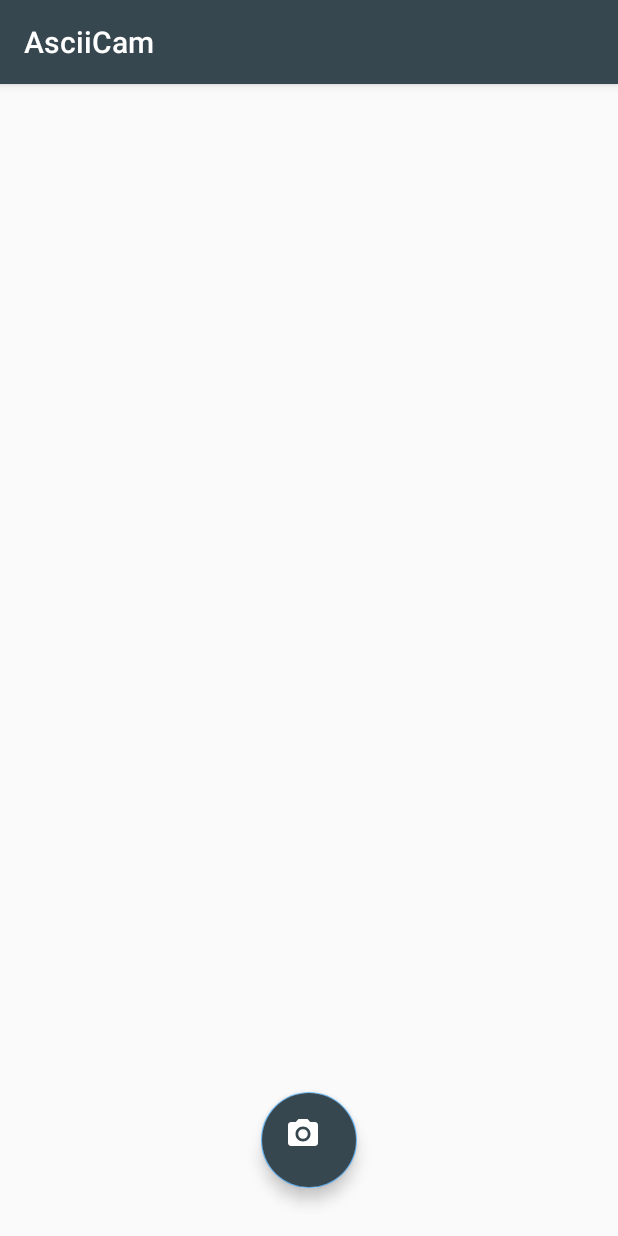
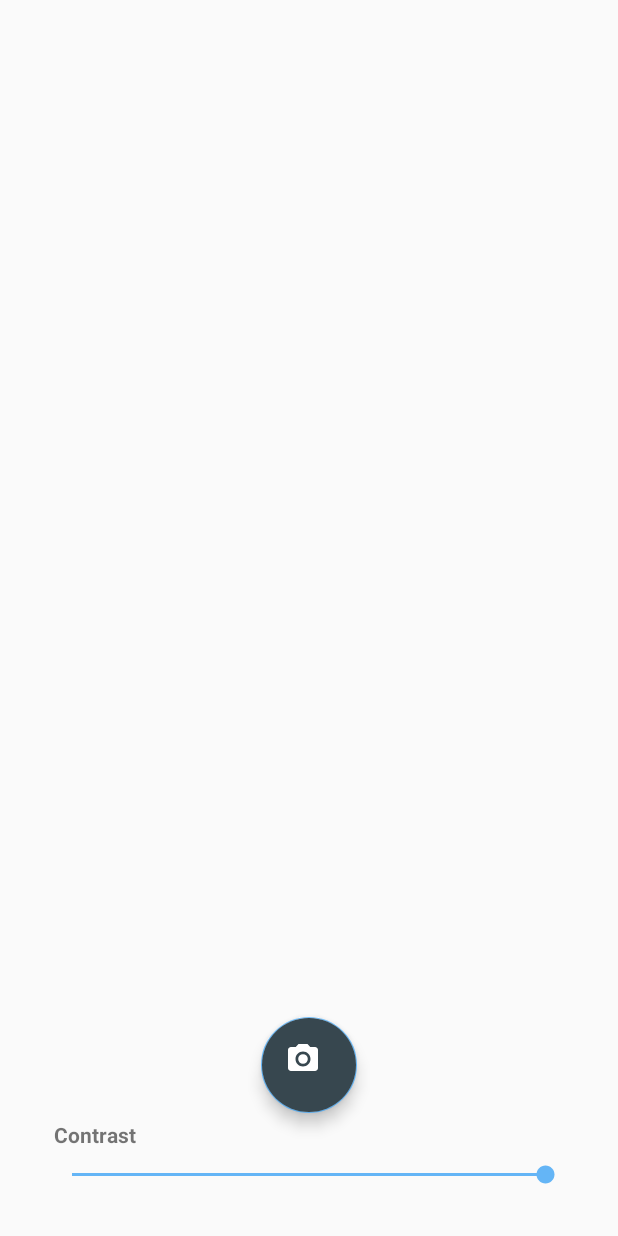
Before and after one commit to JasonKSLoh/AsciiCam, an Android app: the screen it shows after launch (MainActivity), after a tap on "START", on a phone screen of 412 x 824 dp. Run offline under Robolectric (Android 15) with nearby library versions, the phone set to English and light mode, and no system bars; 5 statements that could not run were skipped.

Commit message:
- Change share function to return JPEG instead of PNG - Add normalization slider to camera page - Change cameraprocessor to use variable normalization

```diff
--- a/app/src/main/java/com/lohjason/asciicam/Util/CameraConsts.java
+++ b/app/src/main/java/com/lohjason/asciicam/Util/CameraConsts.java
@@ -18,11 +18,14 @@ public class CameraConsts {
     public static final int REQUEST_CODE_PREVIEW = 101;
 
     public static float[] FPS_VALUES   = new float[]{12f, 24f, 36f, 48f, 60f};
-    public static int[]   IMAGE_WIDTHS = new int[]{16, 32, 64, 128, 256, 512};
+    public static int[]   IMAGE_WIDTHS = new int[]{32, 64, 128, 256, 512};
 
     public static final float DEFAULT_FPS = 24;
     public static final int DEFAULT_IMAGE_WIDTH = 128;
-    public static final boolean DEFAULT_NORMALIZATION = true;
+    public static final int DEFAULT_NORMALIZATION = 25;
     public static final boolean DEFAULT_USE_FRONT_CAMERA = false;
     public static final boolean DEFAULT_INVERT = false;
+
+    public static final int MAX_NORMALIZATION = 50;
+    public static final float NORMALIZATION_SCALE = 100f / MAX_NORMALIZATION;
 }
--- a/app/src/main/java/com/lohjason/asciicam/Util/ContentProviderUtils.java
+++ b/app/src/main/java/com/lohjason/asciicam/Util/ContentProviderUtils.java
@@ -19,7 +19,7 @@ import java.util.Locale;
 public class ContentProviderUtils {
     private static final String PATH          = "images";
     private static final String FILENAME      = "AsciiCamImage";
-    private static final String FILEEXTENSION = ".png";
+    private static final String FILEEXTENSION = ".jpg";
     private static final String AUTHORITY     = "com.lohjason.asciicam.fileprovider";
 
     public static boolean saveBitmap(Context context, Bitmap bitmap) {
@@ -32,7 +32,7 @@ public class ContentProviderUtils {
                               + FILEEXTENSION;
             File imageFile = new File(cachePath, fileName);
             FileOutputStream fileOutputStream = new FileOutputStream(imageFile);
-            bitmap.compress(Bitmap.CompressFormat.PNG, 100, fileOutputStream);
+            bitmap.compress(Bitmap.CompressFormat.JPEG, 100, fileOutputStream);
             fileOutputStream.flush();
             fileOutputStream.close();
             return true;
@@ -59,7 +59,7 @@ public class ContentProviderUtils {
             intent.setDataAndType(imageUri, context.getContentResolver().getType(imageUri));
             intent.setType("image/png");
             intent.putExtra(Intent.EXTRA_STREAM, imageUri);
-            return Intent.createChooser(intent, "Share the barcode image");
+            return Intent.createChooser(intent, "Share the Ascii Image");
         }
         return null;
     }
--- a/app/src/main/java/com/lohjason/asciicam/Util/SharedPrefsUtils.java
+++ b/app/src/main/java/com/lohjason/asciicam/Util/SharedPrefsUtils.java
@@ -23,7 +23,7 @@ public class SharedPrefsUtils {
 
     public static boolean getNormalization(Context context){
         SharedPreferences sharedPreferences = PreferenceManager.getDefaultSharedPreferences(context);
-        return sharedPreferences.getBoolean(CameraConsts.KEY_NORMALIZATION, CameraConsts.DEFAULT_NORMALIZATION);
+        return sharedPreferences.getBoolean(CameraConsts.KEY_NORMALIZATION, true);
     }
     public static boolean getInvert(Context context){
         SharedPreferences sharedPreferences = PreferenceManager.getDefaultSharedPreferences(context);
--- a/app/src/main/java/com/lohjason/asciicam/camera/CameraFrameProcessor.java
+++ b/app/src/main/java/com/lohjason/asciicam/camera/CameraFrameProcessor.java
@@ -23,6 +23,7 @@ public class CameraFrameProcessor implements FrameProcessor {
     private int targetHeight = 64;
     private boolean useNormalization = true;
     private boolean invertDarkness = false;
+    private int normalizationLevel = 0;
 
     public CameraFrameProcessor(AsciiCallbackListener listener, int targetWidth, int targetHeight) {
         this.listener = listener;
@@ -34,9 +35,11 @@ public class CameraFrameProcessor implements FrameProcessor {
         }
     }
 
-    public void setUseNormalization(boolean useNormalization){
-        this.useNormalization = useNormalization;
+
+    public void setNormalizationLevel(int normalizationLevel){
+        this.normalizationLevel = normalizationLevel;
     }
+
     public void setInvertDarkness(boolean invertDarkness){
         this.invertDarkness = invertDarkness;
     }
@@ -63,7 +66,7 @@ public class CameraFrameProcessor implements FrameProcessor {
 
 
         AsciiConverter asciiConverter = new AsciiConverter(targetHeight, targetWidth);
-        String         asciiArt       = asciiConverter.getAscii(bitmap, invertDarkness, useNormalization);
+        String         asciiArt       = asciiConverter.getAscii(bitmap, invertDarkness, normalizationLevel);
         listener.newAsciiImage(asciiArt);
         isActive.set(false);
     }
--- a/app/src/main/java/com/lohjason/asciicam/ui/LaunchActivity.java
+++ b/app/src/main/java/com/lohjason/asciicam/ui/LaunchActivity.java
@@ -60,7 +60,8 @@ public class LaunchActivity extends AppCompatActivity {
 
         List<String> fpsValues = new ArrayList<>();
         for (float fps : CameraConsts.FPS_VALUES) {
-            fpsValues.add(String.format("%.0f", fps));
+            String spinnerText = String.format("%.0f", fps);
+            fpsValues.add(spinnerText);
         }
         ArrayAdapter<String> spinnerAdapterFps = new ArrayAdapter<>(this, android.R.layout.simple_spinner_item, fpsValues);
         spinnerAdapterFps.setDropDownViewResource(android.R.layout.simple_spinner_dropdown_item);
@@ -68,7 +69,8 @@ public class LaunchActivity extends AppCompatActivity {
 
         List<String> imageWidthValues = new ArrayList<>();
         for (int imgWidth : CameraConsts.IMAGE_WIDTHS) {
-            imageWidthValues.add(Integer.toString(imgWidth));
+            String spinnerText = Integer.toString(imgWidth);
+            imageWidthValues.add(spinnerText);
         }
 
         ArrayAdapter<String> spinnerAdapterImageWidth = new ArrayAdapter<>(this, android.R.layout.simple_spinner_item, imageWidthValues);
@@ -123,7 +125,11 @@ public class LaunchActivity extends AppCompatActivity {
         intent.putExtra(CameraConsts.KEY_FPS, fps);
         intent.putExtra(CameraConsts.KEY_IMG_WIDTH, imageWidth);
         intent.putExtra(CameraConsts.KEY_USE_FRONT_CAMERA, useFrontCamera);
-        intent.putExtra(CameraConsts.KEY_NORMALIZATION, normalize);
+        if(normalize){
+            intent.putExtra(CameraConsts.KEY_NORMALIZATION, CameraConsts.MAX_NORMALIZATION);
+        } else {
+            intent.putExtra(CameraConsts.KEY_NORMALIZATION, CameraConsts.DEFAULT_NORMALIZATION);
+        }
         intent.putExtra(CameraConsts.KEY_INVERT, invert);
 
         startActivityForResult(intent, CameraConsts.REQUEST_CODE_PREVIEW);
@@ -134,7 +140,7 @@ public class LaunchActivity extends AppCompatActivity {
         SharedPrefsUtils.setImageWidth(this, CameraConsts.IMAGE_WIDTHS[spinnerImageWidth.getSelectedItemPosition()]);
         SharedPrefsUtils.setNormalization(this, switchNormalization.isChecked());
         SharedPrefsUtils.setInvert(this, switchInvert.isChecked());
-        SharedPrefsUtils.setUseFrontCamera(this, switchInvert.isChecked());
+        SharedPrefsUtils.setUseFrontCamera(this, switchFrontCamera.isChecked());
     }
 
 
--- a/app/src/main/java/com/lohjason/asciicam/ui/MainActivity.java
+++ b/app/src/main/java/com/lohjason/asciicam/ui/MainActivity.java
@@ -7,14 +7,16 @@ import android.hardware.Camera;
 import android.os.Bundle;
 import android.support.constraint.ConstraintLayout;
 import android.support.design.widget.FloatingActionButton;
+import android.support.v7.app.ActionBar;
 import android.support.v7.app.AppCompatActivity;
 import android.util.Log;
+import android.view.Window;
+import android.widget.SeekBar;
 import android.widget.TextView;
 import android.widget.Toast;
 
 import com.lohjason.asciicam.R;
 import com.lohjason.asciicam.Util.CameraConsts;
-import com.lohjason.asciicam.Util.Logg;
 import com.lohjason.asciicam.Util.WindowUtils;
 import com.lohjason.asciicam.camera.CameraFrameProcessor;
 import com.lohjason.asciicam.camera.CameraSource;
@@ -25,22 +27,54 @@ public class MainActivity extends AppCompatActivity implements CameraFrameProces
 
     FloatingActionButton button;
     TextView             tvAscii;
+    SeekBar              seekbarNormalization;
     CameraSource         cameraSource;
+    CameraFrameProcessor processor;
     ConstraintLayout     layoutMain;
+    int normalizationLevel = CameraConsts.DEFAULT_NORMALIZATION;
 
     private int selectedWidth = 128;
 
     @Override
     protected void onCreate(Bundle savedInstanceState) {
         super.onCreate(savedInstanceState);
+        getWindow().requestFeature(Window.FEATURE_ACTION_BAR);
+        ActionBar actionBar = getSupportActionBar();
+        if(actionBar != null){
+            getSupportActionBar().hide();
+        }
         setContentView(R.layout.activity_main);
+        setupViews();
+    }
+
+    private void setupViews() {
         button = findViewById(R.id.btn_capture_ascii);
         tvAscii = findViewById(R.id.tv_ascii);
         tvAscii.setTypeface(Typeface.MONOSPACE);
         layoutMain = findViewById(R.id.layout_main);
+        seekbarNormalization = findViewById(R.id.seekbar_normalization);
 
         button.setOnClickListener(v -> {
             captureAsciiImage();
+        });
+
+        seekbarNormalization.setOnSeekBarChangeListener(new SeekBar.OnSeekBarChangeListener() {
+            @Override
+            public void onProgressChanged(SeekBar seekBar, int progress, boolean fromUser) {
+                normalizationLevel = (int)(progress / CameraConsts.NORMALIZATION_SCALE);
+                processor.setNormalizationLevel(normalizationLevel);
+                Log.d("+_", "Normalization set to: " + normalizationLevel);
+            }
+
+            @Override
+            public void onStartTrackingTouch(SeekBar seekBar) {
+
+            }
+
+            @Override
+            public void onStopTrackingTouch(SeekBar seekBar) {
+
+            }
         });
     }
 
@@ -55,9 +89,6 @@ public class MainActivity extends AppCompatActivity implements CameraFrameProces
         intent.putExtra(CameraConsts.KEY_ASCII_IMAGE, tvAscii.getText().toString());
         intent.putExtra(CameraConsts.KEY_ASCII_TEXT_SIZE, tvAscii.getTextSize());
 
-        Logg.d("+_", "Saved Ascii Image:\n" + tvAscii.getText().toString());
-        Logg.d("+_", "Text size was: " + tvAscii.getTextSize());
-
         setResult(RESULT_OK, intent);
         finish();
     }
@@ -70,18 +101,19 @@ public class MainActivity extends AppCompatActivity implements CameraFrameProces
             finish();
             return;
         }
-        float   fps              = intent.getFloatExtra(CameraConsts.KEY_FPS, 24);
-        int     imgWidth         = intent.getIntExtra(CameraConsts.KEY_IMG_WIDTH, 128);
-        boolean useFrontCamera   = intent.getBooleanExtra(CameraConsts.KEY_USE_FRONT_CAMERA, false);
-        boolean useNormalization = intent.getBooleanExtra(CameraConsts.KEY_NORMALIZATION, true);
-        boolean invert           = intent.getBooleanExtra(CameraConsts.KEY_INVERT, false);
+        float   fps            = intent.getFloatExtra(CameraConsts.KEY_FPS, 24);
+        int     imgWidth       = intent.getIntExtra(CameraConsts.KEY_IMG_WIDTH, 128);
+        boolean useFrontCamera = intent.getBooleanExtra(CameraConsts.KEY_USE_FRONT_CAMERA, false);
+        normalizationLevel = intent.getIntExtra(CameraConsts.KEY_NORMALIZATION, CameraConsts.DEFAULT_NORMALIZATION);
+        boolean invert = intent.getBooleanExtra(CameraConsts.KEY_INVERT, false);
         selectedWidth = imgWidth;
 
 
-        @SuppressWarnings("SuspiciousNameCombination")
-        CameraFrameProcessor processor = new CameraFrameProcessor(MainActivity.this, imgWidth, imgWidth);
+        //noinspection SuspiciousNameCombination
+        processor = new CameraFrameProcessor(MainActivity.this, imgWidth, imgWidth);
         processor.setInvertDarkness(invert);
-        processor.setUseNormalization(useNormalization);
+//        processor.setNormalizationLevel(normalizationLevel);
+        seekbarNormalization.setProgress((int)(normalizationLevel * CameraConsts.NORMALIZATION_SCALE));
         int facing = useFrontCamera ? CameraSource.CAMERA_FACING_FRONT : CameraSource.CAMERA_FACING_BACK;
 
         int requestedPreviewWidth  = imgWidth > 256 ? 640 : 320;
--- a/app/src/main/res/layout/activity_main.xml
+++ b/app/src/main/res/layout/activity_main.xml
@@ -30,20 +30,33 @@
         android:layout_height="64dp"
         app:layout_constraintLeft_toLeftOf="parent"
         app:layout_constraintRight_toRightOf="parent"
-        app:layout_constraintBottom_toBottomOf="parent"
+        app:layout_constraintBottom_toTopOf="@id/seekbar_normalization"
         android:layout_margin="@dimen/margin_button_side"
         android:src="@drawable/ic_camera_24dp"
         />
 
-    <!--<Button-->
-        <!--android:id="@+id/btn_capture_ascii"-->
-        <!--android:layout_width="wrap_content"-->
-        <!--android:layout_height="wrap_content"-->
-        <!--android:text="Capture Image"-->
-        <!--app:layout_constraintBottom_toBottomOf="parent"-->
-        <!--app:layout_constraintLeft_toLeftOf="parent"-->
-        <!--app:layout_constraintRight_toRightOf="parent"/>-->
-    <!--</FrameLayout>-->
+    <TextView
+        android:layout_width="wrap_content"
+        android:layout_height="wrap_content"
+        app:layout_constraintLeft_toLeftOf="@id/seekbar_normalization"
+        app:layout_constraintBottom_toTopOf="@id/seekbar_normalization"
+        android:layout_marginBottom="8dp"
+        android:layout_marginLeft="4dp"
+        android:text="@string/contrast"
+        android:textStyle="bold"
+        />
+
+    <SeekBar
+        android:id="@+id/seekbar_normalization"
+        android:layout_width="match_parent"
+        android:layout_height="wrap_content"
+        app:layout_constraintBottom_toBottomOf="parent"
+        app:layout_constraintLeft_toLeftOf="parent"
+        app:layout_constraintRight_toRightOf="parent"
+        android:layout_marginLeft="@dimen/margin_button_side"
+        android:layout_marginRight="@dimen/margin_button_side"
+        android:layout_marginBottom="@dimen/margin_button_side"
+        />
 
 
 </android.support.constraint.ConstraintLayout>
--- a/app/src/main/res/values/strings.xml
+++ b/app/src/main/res/values/strings.xml
@@ -3,10 +3,11 @@
     <string name="fps">FPS</string>
     <string name="image_width">Ascii Image Width</string>
     <string name="invert_brightness">Invert Brightness</string>
-    <string name="enable_normalization">Normalization</string>
+    <string name="enable_normalization">High Contrast</string>
     <string name="start">Start</string>
     <string name="use_front_camera">Use Front Camera</string>
     <string name="share">Share</string>
     <string name="save">Save / Share</string>
     <string name="copy">Copy</string>
+    <string name="contrast">Contrast</string>
 </resources>
```
Also changed, not shown: app/src/main/java/com/lohjason/asciicam/converters/AsciiConverter.java (+9 -13 lines), app/src/main/java/com/lohjason/asciicam/ui/DisplayFragment.java (+13 -2 lines), app/src/main/res/values/styles.xml (+8 -0 lines).
